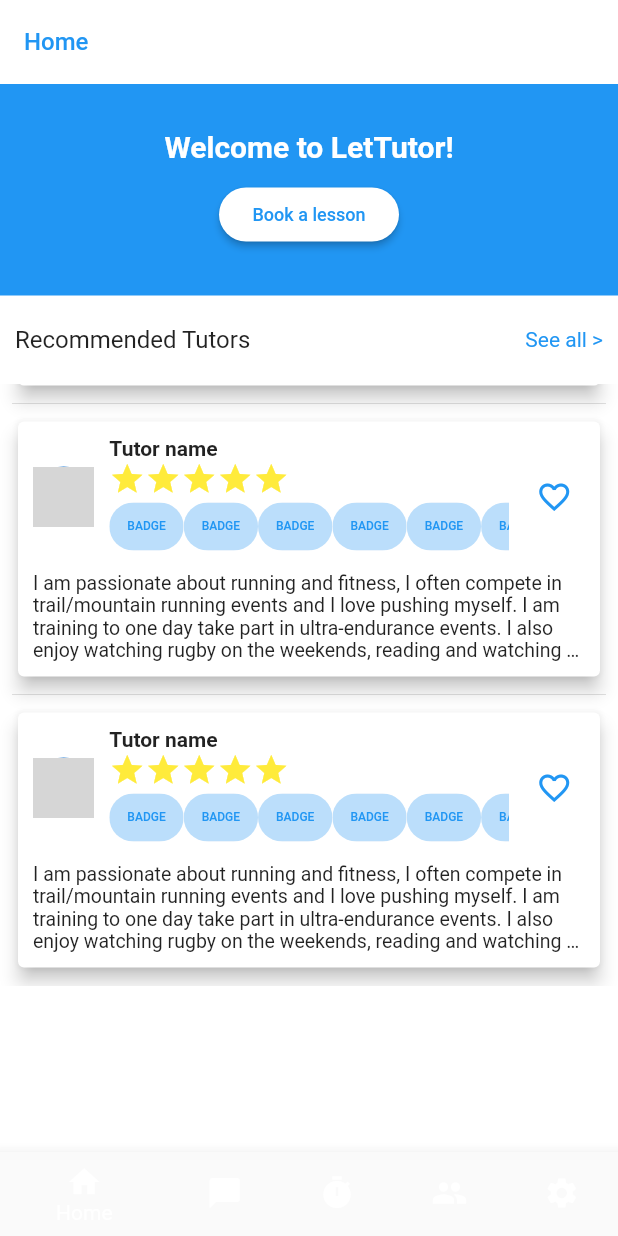
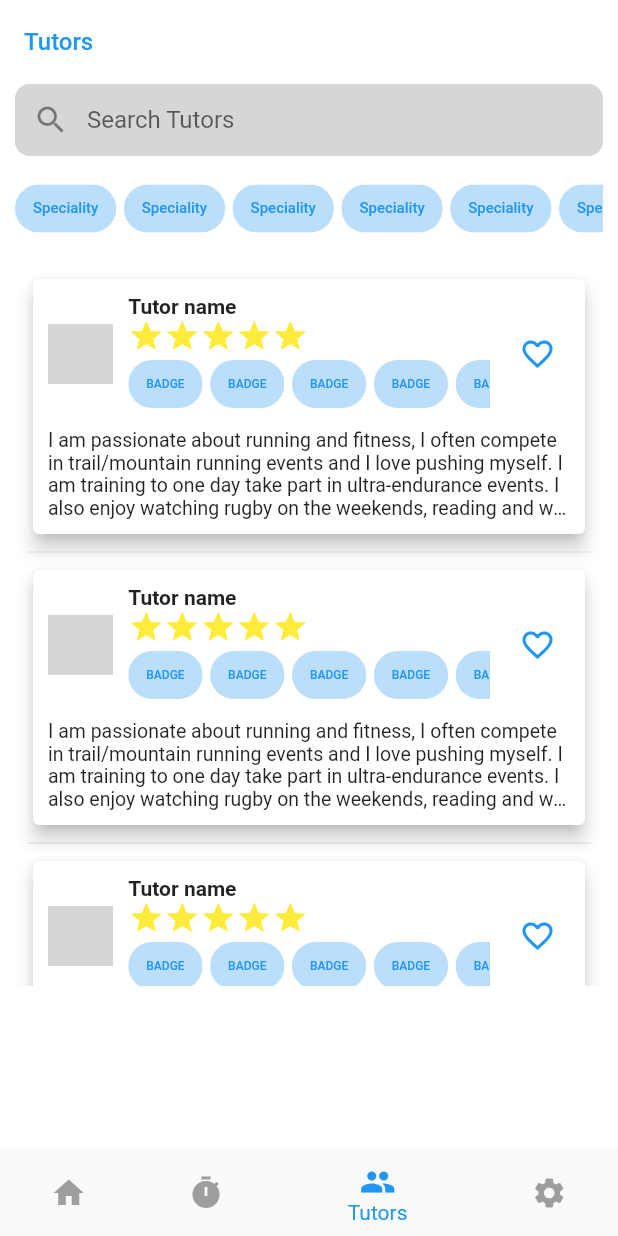
Before and after one commit to DuytheTeacher/advanced-mobile-development, a Flutter app: the screen it shows after launch, scrolled down 181 dp, after a tap on "See all >", on a phone screen of 412 x 824 dp. Run offline on Flutter 3.47's test engine with Material 2 defaults, Android fonts, the phone set to English and light mode, and no system bars; network calls fail; grey boxes are pictures that could not be loaded.

Commit message:
Duy | Mockup UI for Search Tutors

```diff
--- a/lib/widgets/common/tutor-card.dart
+++ b/lib/widgets/common/tutor-card.dart
@@ -1,5 +1,4 @@
 import 'package:flutter/material.dart';
-import 'package:badges/badges.dart';
 
 class TutorCard extends StatefulWidget {
   const TutorCard({Key? key}) : super(key: key);
@@ -42,46 +41,19 @@ class _TutorCardState extends State<TutorCard> {
         width: double.infinity,
         child: ListView(
           scrollDirection: Axis.horizontal,
-        children: [
-          Chip(
+          children: List.generate(
+              6,
+              (index) => Padding(
+                    padding: const EdgeInsets.only(right: 5),
+                    child: Chip(
                       backgroundColor: Theme.of(context).primaryColorLight,
                       label: Text('BADGE',
                           style: TextStyle(
-                    color: Theme.of(context).primaryColor, fontSize: 8)),
+                              color: Theme.of(context).primaryColor,
+                              fontSize: 8)),
                     ),
-          Chip(
-            backgroundColor: Theme.of(context).primaryColorLight,
-            label: Text('BADGE',
-                style: TextStyle(
-                    color: Theme.of(context).primaryColor, fontSize: 8)),
-          ),
-          Chip(
-            backgroundColor: Theme.of(context).primaryColorLight,
-            label: Text('BADGE',
-                style: TextStyle(
-                    color: Theme.of(context).primaryColor, fontSize: 8)),
-          ),
-          Chip(
-            backgroundColor: Theme.of(context).primaryColorLight,
-            label: Text('BADGE',
-                style: TextStyle(
-                    color: Theme.of(context).primaryColor, fontSize: 8)),
-          ),
-          Chip(
-            backgroundColor: Theme.of(context).primaryColorLight,
-            label: Text('BADGE',
-                style: TextStyle(
-                    color: Theme.of(context).primaryColor, fontSize: 8)),
-          ),
-          Chip(
-            backgroundColor: Theme.of(context).primaryColorLight,
-            label: Text('BADGE',
-                style: TextStyle(
-                    color: Theme.of(context).primaryColor, fontSize: 8)),
-          ),
-        ],
-      ),
-    );
+                  )),
+        ));
   }
 
   _tutorInfo() {
@@ -96,7 +68,7 @@ class _TutorCardState extends State<TutorCard> {
                     'https://api.app.lettutor.com/avatar/4d54d3d7-d2a9-42e5-97a2-5ed38af5789aavatar1627913015850.00'),
               )),
           Expanded(
-            flex: 7,
+            flex: 6,
             child: Padding(
                 padding:
                     const EdgeInsets.symmetric(vertical: 0, horizontal: 10),
--- a/lib/widgets/screens/tabs/home-screen.dart
+++ b/lib/widgets/screens/tabs/home-screen.dart
@@ -2,18 +2,15 @@ import 'package:advanced_mobile_dev/widgets/common/tutor-card.dart';
 import 'package:flutter/material.dart';
 
 class HomeScreen extends StatefulWidget {
-  const HomeScreen({Key? key, required this.title}) : super(key: key);
+  const HomeScreen({Key? key, required this.seclectPage}) : super(key: key);
 
-  final String title;
+  final Function seclectPage;
 
   @override
   _HomeScreenState createState() => _HomeScreenState();
 }
 
 class _HomeScreenState extends State<HomeScreen> {
-  final List<String> entries = <String>['A', 'B', 'C'];
-  final List<int> colorCodes = <int>[600, 500, 100];
-
   _bookingSection() {
     return Container(
         width: double.infinity,
@@ -67,7 +64,7 @@ class _HomeScreenState extends State<HomeScreen> {
           ),
           GestureDetector(
             onTap: () {
-              Navigator.pushNamed(context, 'teachers-list');
+              widget.seclectPage(2);
             },
             child: Text(
               'See all >',
@@ -84,7 +81,7 @@ class _HomeScreenState extends State<HomeScreen> {
       height: 401,
       child: ListView.separated(
         padding: const EdgeInsets.all(8),
-        itemCount: entries.length,
+        itemCount: 3,
         itemBuilder: (BuildContext context, int index) {
           return const Center(child: TutorCard());
         },
--- a/lib/widgets/screens/tabs/tab-bar.dart
+++ b/lib/widgets/screens/tabs/tab-bar.dart
@@ -1,4 +1,5 @@
 import 'package:advanced_mobile_dev/widgets/screens/tabs/home-screen.dart';
+import 'package:advanced_mobile_dev/widgets/screens/tabs/tutor-list.dart';
 import 'package:flutter/material.dart';
 
 class Tabbar extends StatefulWidget {
@@ -9,8 +10,6 @@ class Tabbar extends StatefulWidget {
 }
 
 class _TabbarState extends State<Tabbar> {
-  final List<Widget> _pages = [const HomeScreen(title: 'Home')];
-
   int _selectedIndex = 0;
 
   void _seclectPage(int index) {
@@ -21,27 +20,38 @@ class _TabbarState extends State<Tabbar> {
 
   @override
   Widget build(BuildContext context) {
+    final List<Map<String, Object>> _pages = [
+      {'page': HomeScreen(seclectPage: _seclectPage), 'title': 'Home'},
+      {'page': const TurtorList(), 'title': 'Tutors'},
+      {'page': const TurtorList(), 'title': 'Tutors'},
+      {'page': const TurtorList(), 'title': 'Tutors'},
+
+      // {'screen': const TutorLuis(), 'title': 'Home'}
+    ];
+
     return Scaffold(
       appBar: AppBar(
-          title: Text('Home',
+          title: Text(_pages[_selectedIndex]['title'] as String,
               style: TextStyle(
                   color: Theme.of(context).primaryColor, fontSize: 16)),
           elevation: 0,
           backgroundColor: Theme.of(context).scaffoldBackgroundColor),
-      body: _pages[_selectedIndex],
+      body: _pages[_selectedIndex]['page'] as Widget,
       bottomNavigationBar: BottomNavigationBar(
         onTap: _seclectPage,
         backgroundColor: Theme.of(context).primaryColor,
+        selectedItemColor: Theme.of(context).primaryColor,
+        unselectedItemColor: Colors.grey,
+        currentIndex: _selectedIndex,
         items: const [
           BottomNavigationBarItem(icon: Icon(Icons.home), label: 'Home'),
-          BottomNavigationBarItem(
-              icon: Icon(Icons.messenger), label: 'Message'),
           BottomNavigationBarItem(icon: Icon(Icons.timer), label: 'Upcoming'),
           BottomNavigationBarItem(icon: Icon(Icons.group), label: 'Tutors'),
           BottomNavigationBarItem(
               icon: Icon(Icons.settings), label: 'Settings'),
         ],
       ),
+      resizeToAvoidBottomInset: false,
     );
   }
 }
--- /dev/null
+++ b/lib/widgets/screens/tabs/tutor-list.dart
@@ -0,0 +1,95 @@
+import 'package:flutter/material.dart';
+
+import '../../common/tutor-card.dart';
+
+class TurtorList extends StatefulWidget {
+  const TurtorList({Key? key}) : super(key: key);
+
+  @override
+  _TurtorListState createState() => _TurtorListState();
+}
+
+class _TurtorListState extends State<TurtorList> {
+  final searchController = TextEditingController();
+
+  _searchBar(TextEditingController controller) {
+    return SizedBox(
+      width: double.infinity,
+      child: TextField(
+        controller: controller,
+        autocorrect: false,
+        decoration: InputDecoration(
+          prefixIcon: const Icon(Icons.search),
+          hintText: 'Search Tutors',
+          fillColor: Colors.grey[350],
+          filled: true,
+          contentPadding: const EdgeInsets.all(10.0),
+          enabledBorder: const OutlineInputBorder(
+            borderRadius: BorderRadius.all(Radius.circular(10.0)),
+            borderSide: BorderSide(
+              color: Color(0xFFD6D6D6),
+            ),
+          ),
+          focusedBorder: const OutlineInputBorder(
+            borderRadius: BorderRadius.all(Radius.circular(10.0)),
+            borderSide: BorderSide(color: Color(0xFFD6D6D6)),
+          ),
+        ),
+      ),
+    );
+  }
+
+  _filterChips() {
+    return Padding(
+      padding: const EdgeInsets.symmetric(vertical: 15, horizontal: 0),
+      child: SizedBox(
+        width: double.infinity,
+        height: 40,
+        child: ListView(
+          scrollDirection: Axis.horizontal,
+          children: List.generate(
+              6,
+              (index) => Padding(
+                    padding: const EdgeInsets.only(right: 5),
+                    child: Chip(
+                      backgroundColor: Theme.of(context).primaryColorLight,
+                      label: Text('Speciality',
+                          style: TextStyle(
+                              color: Theme.of(context).primaryColor,
+                              fontSize: 10)),
+                    ),
+                  )),
+        ),
+      ),
+    );
+  }
+
+  _listRecommendedTutors() {
+    return SizedBox(
+      height: 483.4,
+      child: ListView.separated(
+        padding: const EdgeInsets.all(8),
+        itemCount: 3,
+        itemBuilder: (BuildContext context, int index) {
+          return const Center(child: TutorCard());
+        },
+        separatorBuilder: (BuildContext context, int index) => const Divider(),
+      ),
+    );
+  }
+
+  @override
+  Widget build(BuildContext context) {
+    return SizedBox(
+      width: double.infinity,
+      child: Padding(
+        padding: const EdgeInsets.symmetric(vertical: 0, horizontal: 10),
+        child: Column(children: <Widget>[
+          _searchBar(searchController),
+          _filterChips(),
+          _listRecommendedTutors()
+        ]),
+      ),
+    );
+  }
+}
```
Lines whose indentation alone changed are shown as unchanged.
